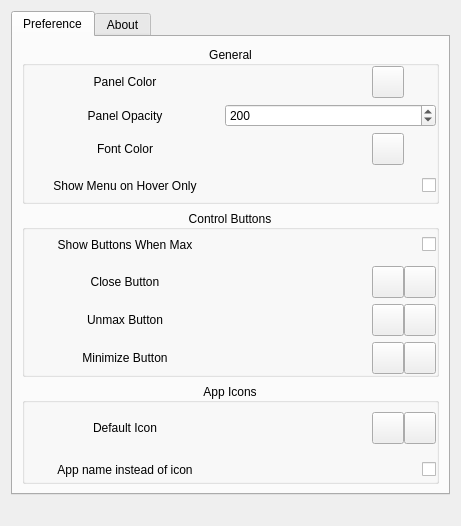
Above: widgets/mainsettingwidget.ui from SeptemberHX/dde-top-panel before the change. Below: the same form after it.
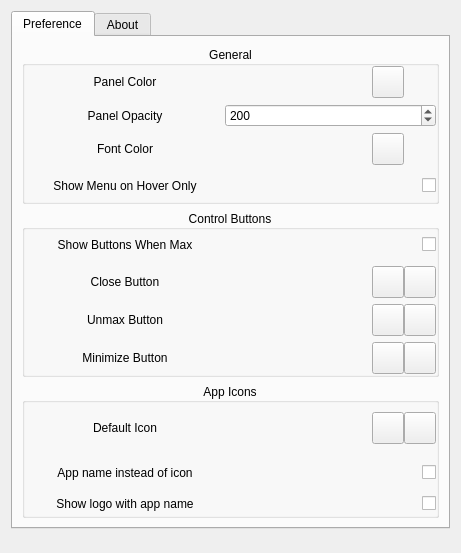
That is the form after the change. Icons and pictures are not drawn.

Commit message: add: allow showing logo with app menu

Patch:
```diff
--- a/widgets/mainsettingwidget.ui
+++ b/widgets/mainsettingwidget.ui
@@ -7,7 +7,7 @@
     <x>0</x>
     <y>0</y>
     <width>461</width>
-    <height>526</height>
+    <height>553</height>
    </rect>
   </property>
   <property name="windowTitle">
@@ -890,6 +890,9 @@
           <set>Qt::AlignCenter</set>
          </property>
          <layout class="QVBoxLayout" name="verticalLayout_5">
+          <property name="spacing">
+           <number>10</number>
+          </property>
           <property name="leftMargin">
            <number>0</number>
           </property>
@@ -1086,6 +1089,69 @@
             </layout>
            </widget>
           </item>
+          <item>
+           <widget class="QWidget" name="widget_11" native="true">
+            <layout class="QHBoxLayout" name="horizontalLayout_12">
+             <property name="spacing">
+              <number>0</number>
+             </property>
+             <property name="leftMargin">
+              <number>0</number>
+             </property>
+             <property name="topMargin">
+              <number>0</number>
+             </property>
+             <property name="rightMargin">
+              <number>0</number>
+             </property>
+             <property name="bottomMargin">
+              <number>0</number>
+             </property>
+             <item>
+              <widget class="QLabel" name="label_21">
+               <property name="minimumSize">
+                <size>
+                 <width>200</width>
+                 <height>0</height>
+                </size>
+               </property>
+               <property name="maximumSize">
+                <size>
+                 <width>200</width>
+                 <height>16777215</height>
+                </size>
+               </property>
+               <property name="text">
+                <string>Show logo with app name</string>
+               </property>
+               <property name="alignment">
+                <set>Qt::AlignCenter</set>
+               </property>
+              </widget>
+             </item>
+             <item>
+              <spacer name="horizontalSpacer_10">
+               <property name="orientation">
+                <enum>Qt::Horizontal</enum>
+               </property>
+               <property name="sizeHint" stdset="0">
+                <size>
+                 <width>40</width>
+                 <height>20</height>
+                </size>
+               </property>
+              </spacer>
+             </item>
+             <item>
+              <widget class="QCheckBox" name="showLogoWithAppNameCheckBox">
+               <property name="text">
+                <string/>
+               </property>
+              </widget>
+             </item>
+            </layout>
+           </widget>
+          </item>
          </layout>
         </widget>
        </item>
```
The commit also changes 4 other files.
